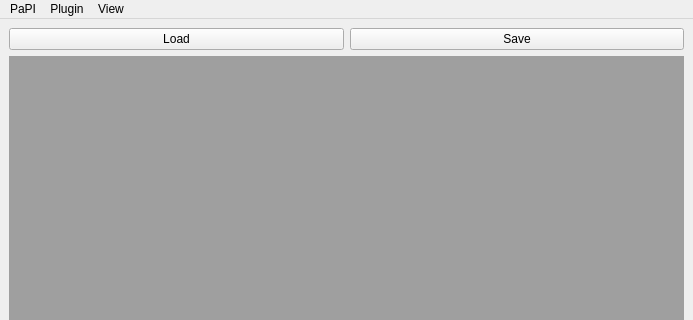
This is ui/gui/qt_new/main.ui in TUB-Control/PaPI as Qt 5 draws it before an edit; both pictures show x 0 to 693 and y 0 to 320 of the 693 by 600 pixel window. The edited form follows.
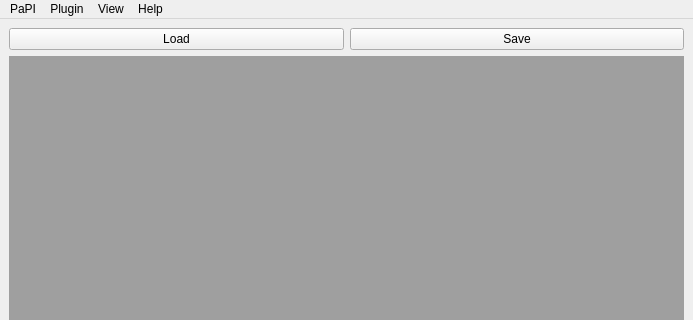
This is the edited form.

```diff
--- a/ui/gui/qt_new/main.ui
+++ b/ui/gui/qt_new/main.ui
@@ -82,9 +82,20 @@
     <addaction name="actionRunMode"/>
     <addaction name="actionSetBackground"/>
    </widget>
+   <widget class="QMenu" name="menuHelp">
+    <property name="title">
+     <string>Help</string>
+    </property>
+    <addaction name="actionPaPI_Wiki"/>
+    <addaction name="actionPaPI_Doc"/>
+    <addaction name="separator"/>
+    <addaction name="actionAbout"/>
+    <addaction name="actionAbout_Qt"/>
+   </widget>
    <addaction name="menuPaPI"/>
    <addaction name="menuPlugin"/>
    <addaction name="menuView"/>
+   <addaction name="menuHelp"/>
   </widget>
   <widget class="QStatusBar" name="statusbar"/>
   <action name="actionLoad">
```
Left out of the diff: 25 changed lines with no effect on the pictures.
